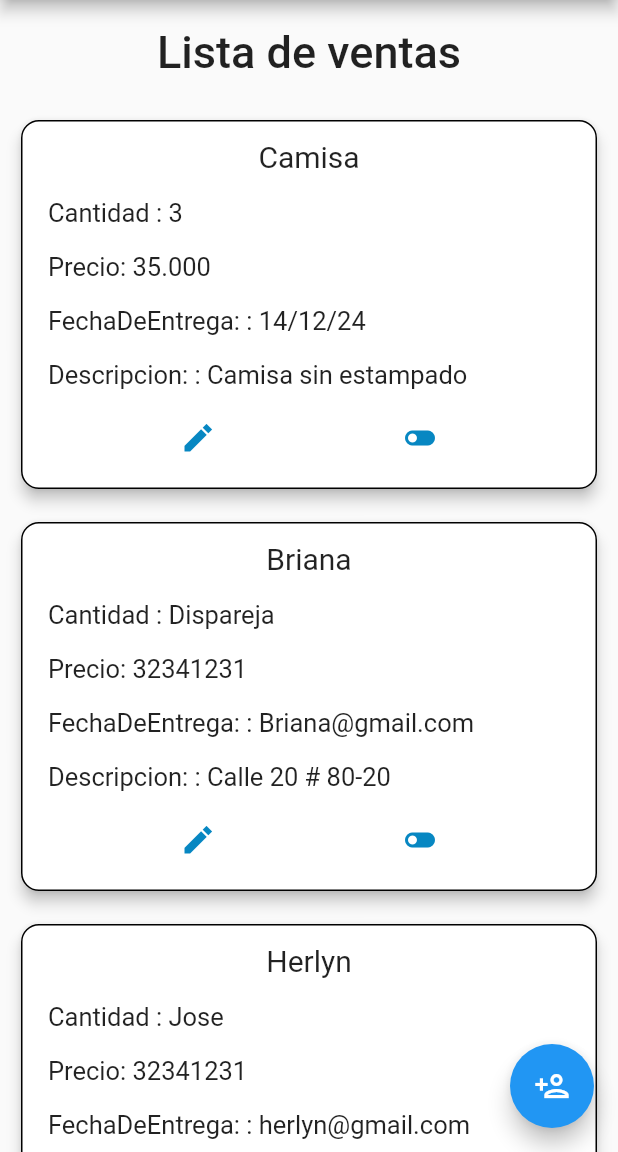
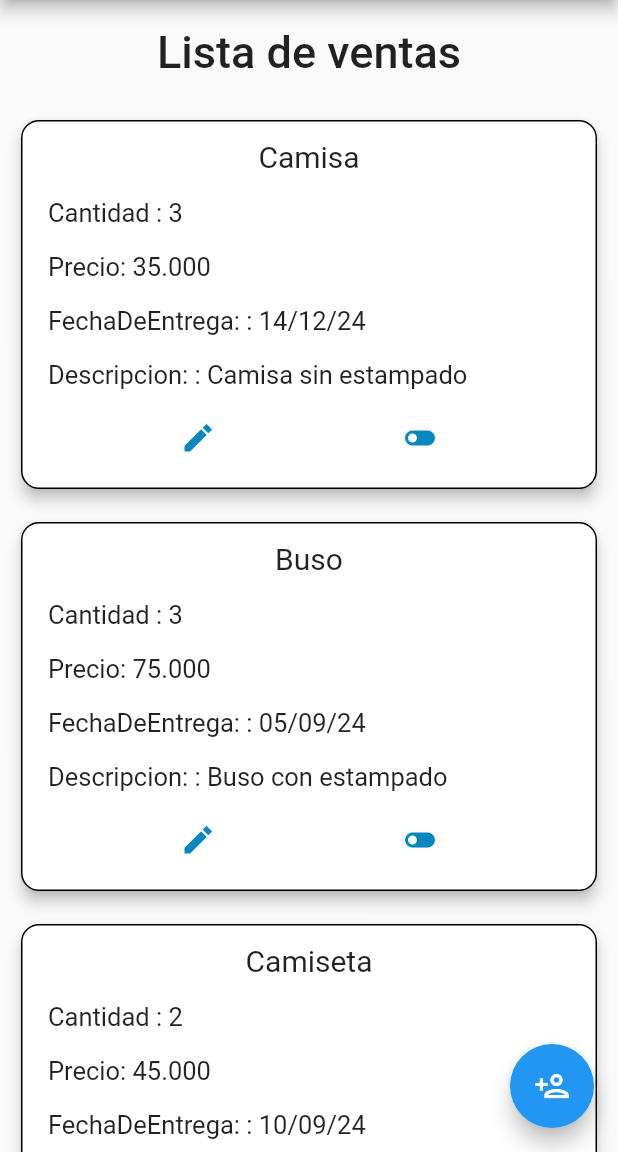
Before and after one commit to JESUS3928CF/colch_star_movile, a Flutter app: the SalesScreen screen opened directly, on a phone screen of 412 x 824 dp, the part 84-1236 px from its top. Run offline on Flutter 3.47's test engine with Material 2 defaults, Android fonts, the phone set to English and light mode, and no system bars.

Commit message:
Ventas listo

```diff
--- a/lib/presentation/screens/sales_screen.dart
+++ b/lib/presentation/screens/sales_screen.dart
@@ -15,38 +15,38 @@ const Sales = <Map<String, dynamic>>[
   },
   {
     'elevation': 4.0,
-    '_Producto': 'Briana',
-    '_Cantidad': 'Dispareja',
-    '_Precio': '32341231',
-    '_FechaDeEntrega': 'Briana@gmail.com',
-    '_Descripcion': 'Calle 20 # 80-20',
+    '_Producto': 'Buso',
+    '_Cantidad': '3',
+    '_Precio': '75.000',
+    '_FechaDeEntrega': '05/09/24',
+    '_Descripcion': 'Buso con estampado',
     'state': true,
   },
   {
     'elevation': 4.0,
-    '_Producto': 'Herlyn',
-    '_Cantidad': 'Jose',
-    '_Precio': '32341231',
-    '_FechaDeEntrega': 'herlyn@gmail.com',
-    '_Descripcion': 'Calle 20 # 80-20',
+    '_Producto': 'Camiseta',
+    '_Cantidad': '2',
+    '_Precio': '45.000',
+    '_FechaDeEntrega': '10/09/24',
+    '_Descripcion': 'Camiseta con estampados por ambos lados',
     'state': false,
   },
   {
     'elevation': 4.0,
-    '_Producto': 'Tomas',
-    '_Cantidad': 'Sanchez',
-    '_Precio': '32341231',
-    '_FechaDeEntrega': 'tomas@gmail.com',
-    '_Descripcion': 'Calle 20 # 80-20',
+    '_Producto': 'Buso y camisa',
+    '_Cantidad': '1',
+    '_Precio': '150.000',
+    '_FechaDeEntrega': '04/09/24',
+    '_Descripcion': 'El buso y la camisa contiene estampados',
     'state': true,
   },
   {
     'elevation': 4.0,
-    '_Producto': 'Brian',
-    '_Cantidad': 'Pareja',
-    '_Precio': '32341231',
-    '_FechaDeEntrega': 'brian@gmail.com',
-    '_Descripcion': 'Calle 20 # 80-20',
+    '_Producto': 'Buso',
+    '_Cantidad': '1',
+    '_Precio': '85.000',
+    '_FechaDeEntrega': '23/08/24',
+    '_Descripcion': 'Buso con estampados ambos lados',
     'state': false,
     },
 ];
```
